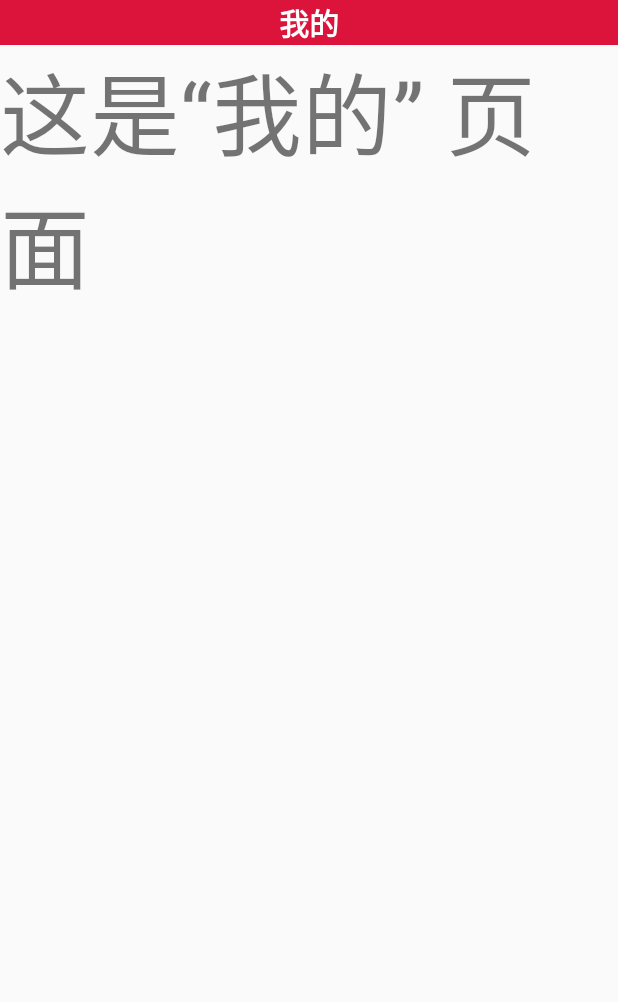
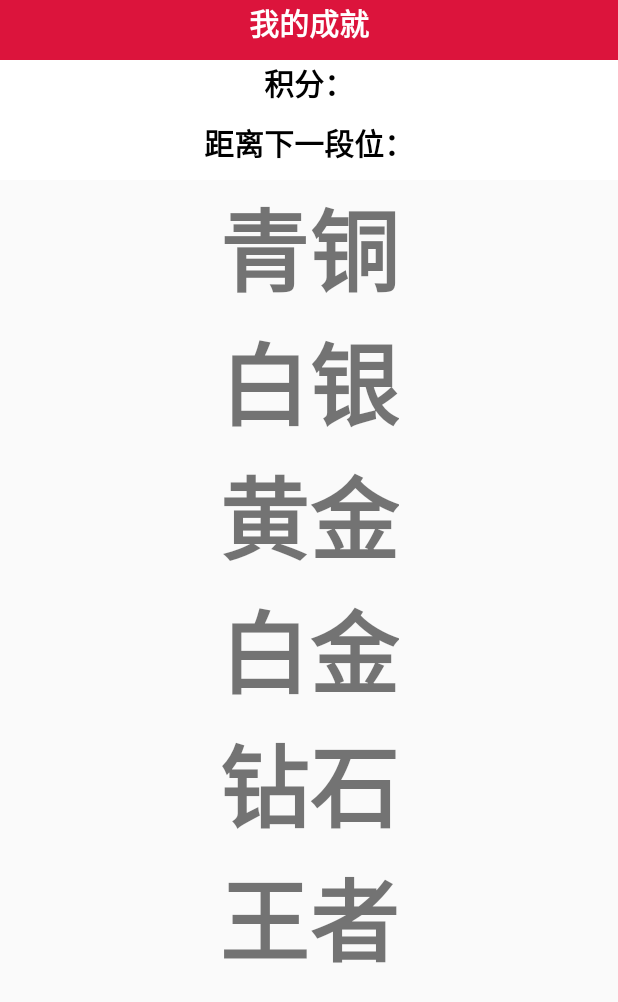
Before and after one commit to Sour-m4ngo/studyapp, an Android app: the layout fragment_mine.xml on its own in the app's theme, with its tools: preview values and no code run, on a phone screen of 412 x 824 dp. Shown: the top 1002 px of the screen. Run offline under Robolectric (Android 15) with nearby library versions, the phone set to English and light mode, and no system bars.

Commit message:
成就第一次

```diff
--- a/app/src/main/res/layout/fragment_mine.xml
+++ b/app/src/main/res/layout/fragment_mine.xml
@@ -12,21 +12,95 @@
         android:orientation="vertical">
 
         <TextView
+            android:id="@+id/biaoti1"
             android:layout_width="wrap_content"
             android:layout_height="wrap_content"
-            android:text="我的"
+            android:layout_gravity="center"
+            android:layout_marginBottom="10dp"
+            android:text="我的成就"
             android:textColor="#ffffff"
             android:textSize="20sp"
-            android:textStyle="bold"
-            android:layout_gravity="center" />
+            android:textStyle="bold" />
+
+    </LinearLayout>
+
+    <LinearLayout
+        android:layout_width="match_parent"
+        android:layout_height="wrap_content"
+        android:background="#fff"
+        android:orientation="vertical">
+
+        <TextView
+            android:id="@+id/biaoti2"
+            android:layout_width="wrap_content"
+            android:layout_height="wrap_content"
+            android:layout_gravity="center"
+            android:layout_marginBottom="10dp"
+            android:text="积分："
+            android:textColor="#000"
+            android:textSize="20sp"
+            android:textStyle="bold" />
+
+        <TextView
+            android:id="@+id/biaoti3"
+            android:layout_width="wrap_content"
+            android:layout_height="wrap_content"
+            android:layout_gravity="center"
+            android:layout_marginBottom="10dp"
+            android:text="距离下一段位："
+            android:textColor="#000"
+            android:textSize="20sp"
+            android:textStyle="bold" />
 
     </LinearLayout>
     <!-- TODO: Update blank fragment layout -->
     <TextView
         android:layout_width="wrap_content"
         android:layout_height="wrap_content"
+        android:layout_gravity="center"
         android:textSize="60dp"
-        android:text="这是“我的” 页面"
+        android:text="青铜"
+        android:textStyle="bold"
+        />
+    <TextView
+        android:layout_width="wrap_content"
+        android:layout_height="wrap_content"
+        android:layout_gravity="center"
+        android:textSize="60dp"
+        android:text="白银"
+        android:textStyle="bold"
+        />
+    <TextView
+        android:layout_width="wrap_content"
+        android:layout_height="wrap_content"
+        android:layout_gravity="center"
+        android:textSize="60dp"
+        android:text="黄金"
+        android:textStyle="bold"
+        />
+    <TextView
+        android:layout_width="wrap_content"
+        android:layout_height="wrap_content"
+        android:layout_gravity="center"
+        android:textSize="60dp"
+        android:text="白金"
+        android:textStyle="bold"
+        />
+    <TextView
+        android:layout_width="wrap_content"
+        android:layout_height="wrap_content"
+        android:layout_gravity="center"
+        android:textSize="60dp"
+        android:text="钻石"
+        android:textStyle="bold"
+        />
+    <TextView
+        android:layout_width="wrap_content"
+        android:layout_height="wrap_content"
+        android:layout_gravity="center"
+        android:textSize="60dp"
+        android:text="王者"
+        android:textStyle="bold"
         />
 
 </LinearLayout>
```
